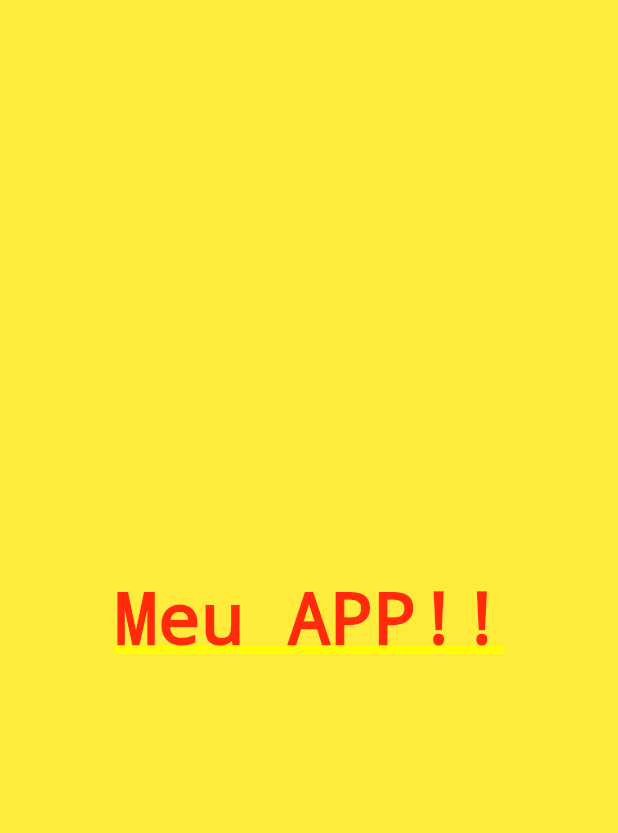
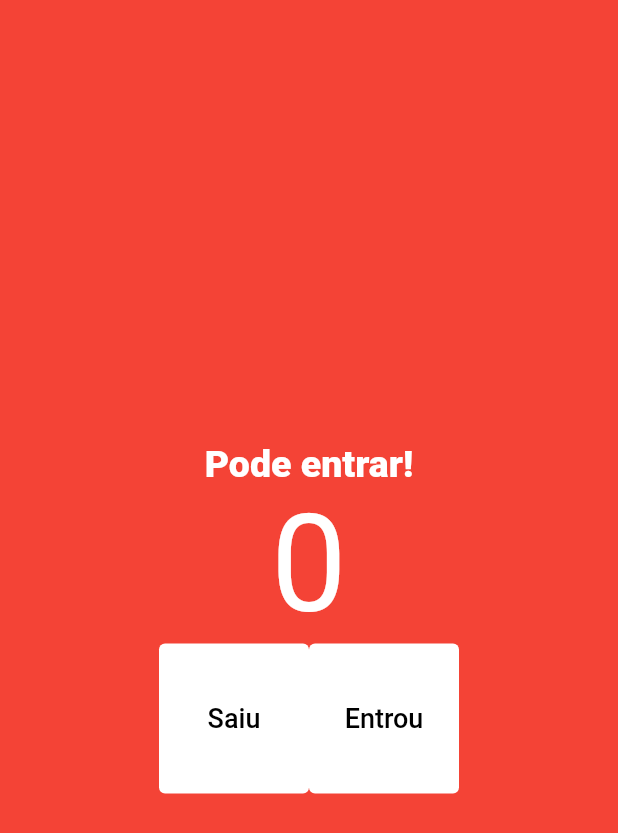
Before and after one commit to Emilia-d2/Contador_Pessoa, a Flutter app: the screen it shows after launch, on a phone screen of 412 x 824 dp. Shown: the top 833 px of the screen. Run offline on Flutter 3.47's test engine with Material 2 defaults, Android fonts, the phone set to English and light mode, and no system bars; statements that could not run were skipped.

Commit message:
ajustando code

```diff
--- a/lib/main.dart
+++ b/lib/main.dart
@@ -9,12 +9,82 @@ class MyApp extends StatelessWidget {
 
   @override
   Widget build(BuildContext context) {
-    return MaterialApp(
-      home: Container(
-        color: Colors.yellow,
-        alignment: Alignment.center,
-        child: const Text('Meu APP!!'),
-      ),
+    return const MaterialApp(
+      home: HomePage(),
     );
   }
 }
+
+class HomePage extends StatelessWidget {
+  const HomePage({Key? key}) : super(key: key);
+
+  // ignore: non_constant_identifier_names
+  void SaiPessoa() {
+    print('Foi');
+  }
+
+  void EntraPessoa() {
+    print('tchau');
+  }
+
+  @override
+  Widget build(BuildContext context) {
+    return Scaffold(
+      backgroundColor: Colors.red,
+      body: Column(mainAxisAlignment: MainAxisAlignment.center, children: [
+        const Text(
+          'Pode entrar!',
+          style: TextStyle(
+            fontSize: 25,
+            color: Colors.white,
+            fontWeight: FontWeight.w800,
+          ),
+        ),
+        const Text(
+          '0',
+          style: TextStyle(
+            fontSize: 90,
+            color: Colors.white,
+          ),
+        ),
+        Row(
+          mainAxisAlignment: MainAxisAlignment.center,
+          children: [
+            TextButton(
+              onPressed: SaiPessoa,
+              style: TextButton.styleFrom(
+                backgroundColor: Colors.white,
+                fixedSize: const Size(100, 100),
+                primary: Colors.grey,
+                shape:
+              ),
+              child: const Text(
+                'Saiu',
+                style: TextStyle(
+                  color: Colors.black,
+                  fontSize: 18,
+                ),
+              ),
+            ),
+            TextButton(
+              onPressed: EntraPessoa,
+              style: TextButton.styleFrom(
+                backgroundColor: Colors.white,
+                fixedSize: const Size(100, 100),
+                primary: Colors.grey,
+                //padding: const EdgeInsets.all(30),
+              ),
+              child: const Text(
+                'Entrou',
+                style: TextStyle(
+                  color: Colors.black,
+                  fontSize: 18,
+                ),
+              ),
+            ),
+          ],
+        ),
+      ]),
+    );
+  }
+}
```
Also changed, not shown: 2 other files.
